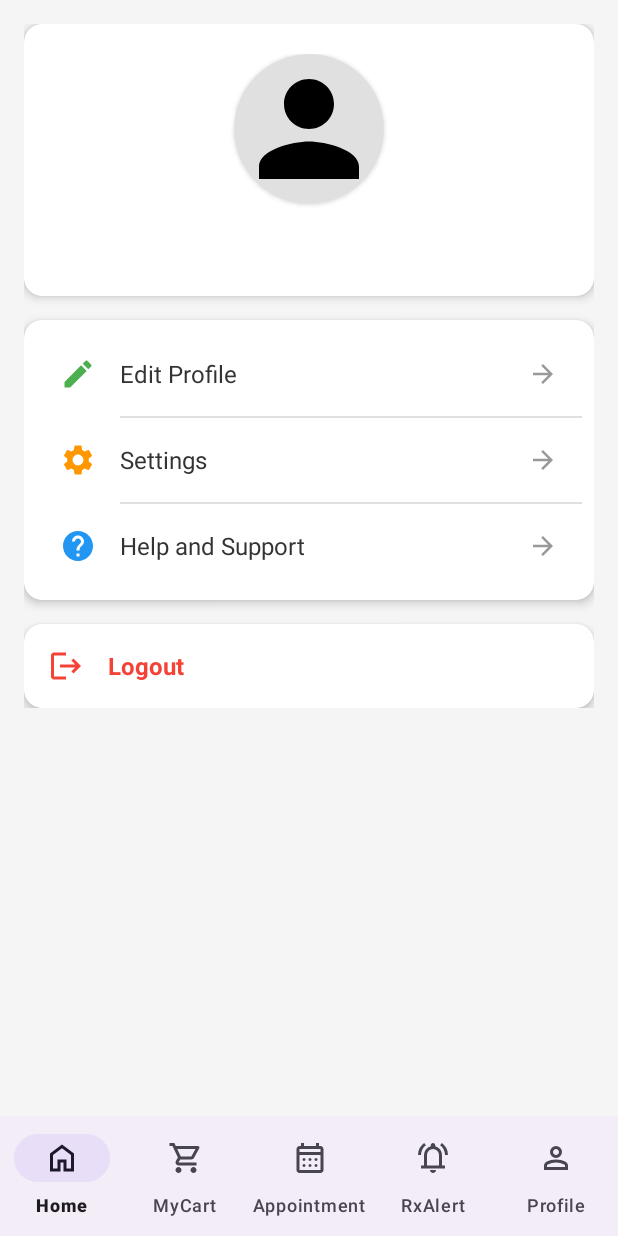
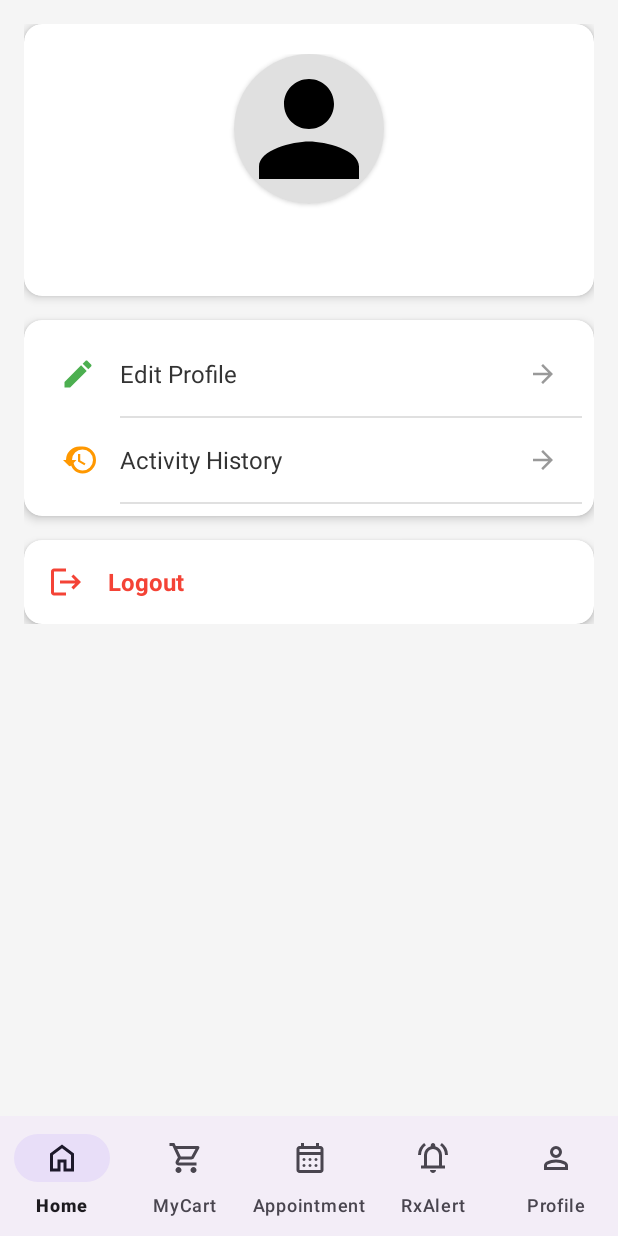
Before and after one commit to Khrizelle28/patient-management-system-mobile, an Android app: the fragment ProfileFragment placed in its activity, on a phone screen of 412 x 824 dp. Run offline under Robolectric (Android 15) with nearby library versions, the phone set to English and light mode, and no system bars; our stand-ins replace Picasso; pictures from the network do not load; 3 statements that could not run were skipped.

Commit message:
activity history in profile fragment

```diff
--- /dev/null
+++ b/app/src/main/res/drawable/history.xml
@@ -0,0 +1,11 @@
+<?xml version="1.0" encoding="utf-8"?>
+<vector xmlns:android="http://schemas.android.com/apk/res/android"
+    android:width="24dp"
+    android:height="24dp"
+    android:viewportWidth="24"
+    android:viewportHeight="24">
+
+    <path
+        android:fillColor="#FF000000"
+        android:pathData="M13,3a9,9 0 0,0 -9,9H2l3.89,3.89c0.39,0.39 1.02,0.39 1.41,0L11,12H8a7,7 0 1,1 7,7c-3.31,0 -6,-2.69 -6,-6h-2c0,4.42 3.58,8 8,8a9,9 0 0,0 0,-18zM12,8v5l4.28,2.54 0.72,-1.21 -3.5,-2.08V8h-1.5z" />
+</vector>
--- a/app/src/main/res/layout/fragment_profile.xml
+++ b/app/src/main/res/layout/fragment_profile.xml
@@ -111,9 +111,10 @@
                     android:background="#E0E0E0"
                     android:layout_marginStart="56dp" />
 
-                <!-- Settings -->
+
+                <!-- Activity History -->
                 <LinearLayout
-                    android:id="@+id/settingsLayout"
+                    android:id="@+id/activityHistoryLayout"
                     android:layout_width="match_parent"
                     android:layout_height="wrap_content"
                     android:orientation="horizontal"
@@ -124,7 +125,7 @@
                     <ImageView
                          android:layout_width="24dp"
                          android:layout_height="24dp"
-                        android:src="@drawable/ic_settings"
+                         android:src="@drawable/history"
                          app:tint="#FF9800" />
 
                     <TextView
@@ -132,7 +133,7 @@
                          android:layout_height="wrap_content"
                          android:layout_weight="1"
                          android:layout_marginStart="16dp"
-                        android:text="Settings"
+                         android:text="Activity History"
                          android:textSize="16sp"
                          android:textColor="#333333" />
 
@@ -144,6 +145,42 @@
 
                 </LinearLayout>
 
+
+
+
+                <!-- Settings -->
+<!--                <LinearLayout-->
+<!--                    android:id="@+id/settingsLayout"-->
+<!--                    android:layout_width="match_parent"-->
+<!--                    android:layout_height="wrap_content"-->
+<!--                    android:orientation="horizontal"-->
+<!--                    android:padding="16dp"-->
+<!--                    android:background="?android:attr/selectableItemBackground"-->
+<!--                    android:gravity="center_vertical">-->
+
+<!--                    <ImageView-->
+<!--                        android:layout_width="24dp"-->
+<!--                        android:layout_height="24dp"-->
+<!--                        android:src="@drawable/ic_settings"-->
+<!--                        app:tint="#FF9800" />-->
+
+<!--                    <TextView-->
+<!--                        android:layout_width="0dp"-->
+<!--                        android:layout_height="wrap_content"-->
+<!--                        android:layout_weight="1"-->
+<!--                        android:layout_marginStart="16dp"-->
+<!--                        android:text="Settings"-->
+<!--                        android:textSize="16sp"-->
+<!--                        android:textColor="#333333" />-->
+
+<!--                    <ImageView-->
+<!--                        android:layout_width="20dp"-->
+<!--                        android:layout_height="20dp"-->
+<!--                        android:src="@drawable/ic_arrow_forward"-->
+<!--                        app:tint="#999999" />-->
+
+<!--                </LinearLayout>-->
+
                 <View
                     android:layout_width="match_parent"
                     android:layout_height="1dp"
@@ -151,37 +188,37 @@
                     android:layout_marginStart="56dp" />
 
                 <!-- Help & Support -->
-                <LinearLayout
-                    android:id="@+id/helpLayout"
-                    android:layout_width="match_parent"
-                    android:layout_height="wrap_content"
-                    android:orientation="horizontal"
-                    android:padding="16dp"
-                    android:background="?android:attr/selectableItemBackground"
-                    android:gravity="center_vertical">
+<!--                <LinearLayout-->
+<!--                    android:id="@+id/helpLayout"-->
+<!--                    android:layout_width="match_parent"-->
+<!--                    android:layout_height="wrap_content"-->
+<!--                    android:orientation="horizontal"-->
+<!--                    android:padding="16dp"-->
+<!--                    android:background="?android:attr/selectableItemBackground"-->
+<!--                    android:gravity="center_vertical">-->
 
-                    <ImageView
-                        android:layout_width="24dp"
-                        android:layout_height="24dp"
-                        android:src="@drawable/ic_help"
-                        app:tint="#2196F3" />
+<!--                    <ImageView-->
+<!--                        android:layout_width="24dp"-->
+<!--                        android:layout_height="24dp"-->
+<!--                        android:src="@drawable/ic_help"-->
+<!--                        app:tint="#2196F3" />-->
 
-                    <TextView
-                        android:layout_width="0dp"
-                        android:layout_height="wrap_content"
-                        android:layout_weight="1"
-                        android:layout_marginStart="16dp"
-                        android:text="Help and Support"
-                        android:textSize="16sp"
-                        android:textColor="#333333" />
+<!--                    <TextView-->
+<!--                        android:layout_width="0dp"-->
+<!--                        android:layout_height="wrap_content"-->
+<!--                        android:layout_weight="1"-->
+<!--                        android:layout_marginStart="16dp"-->
+<!--                        android:text="Help and Support"-->
+<!--                        android:textSize="16sp"-->
+<!--                        android:textColor="#333333" />-->
 
-                    <ImageView
-                        android:layout_width="20dp"
-                        android:layout_height="20dp"
-                        android:src="@drawable/ic_arrow_forward"
-                        app:tint="#999999" />
+<!--                    <ImageView-->
+<!--                        android:layout_width="20dp"-->
+<!--                        android:layout_height="20dp"-->
+<!--                        android:src="@drawable/ic_arrow_forward"-->
+<!--                        app:tint="#999999" />-->
 
-                </LinearLayout>
+<!--                </LinearLayout>-->
 
             </LinearLayout>
 
--- a/app/src/main/res/mipmap-anydpi-v26/ic_launcher.xml
+++ b/app/src/main/res/mipmap-anydpi-v26/ic_launcher.xml
@@ -1,5 +1,5 @@
 <?xml version="1.0" encoding="utf-8"?>
 <adaptive-icon xmlns:android="http://schemas.android.com/apk/res/android">
     <background android:drawable="@color/ic_launcher_background"/>
-    <foreground android:drawable="@mipmap/ic_launcher_foreground"/>
+    <foreground android:drawable="@drawable/ic_launcher_foreground"/>
 </adaptive-icon>
--- a/app/src/main/res/mipmap-anydpi-v26/ic_launcher_round.xml
+++ b/app/src/main/res/mipmap-anydpi-v26/ic_launcher_round.xml
@@ -1,5 +1,5 @@
 <?xml version="1.0" encoding="utf-8"?>
 <adaptive-icon xmlns:android="http://schemas.android.com/apk/res/android">
     <background android:drawable="@color/ic_launcher_background"/>
-    <foreground android:drawable="@mipmap/ic_launcher_foreground"/>
+    <foreground android:drawable="@drawable/ic_launcher_foreground"/>
 </adaptive-icon>
```
Also changed, not shown: app/src/main/res/drawable/ic_launcher_foreground.xml (+12 -25 lines), app/src/main/ic_launcher-playstore.png, app/src/main/res/mipmap-hdpi/ic_launcher.webp, app/src/main/res/mipmap-hdpi/ic_launcher_round.webp, app/src/main/res/mipmap-mdpi/ic_launcher.webp, app/src/main/res/mipmap-mdpi/ic_launcher_round.webp, app/src/main/res/mipmap-xhdpi/ic_launcher.webp, app/src/main/res/mipmap-xhdpi/ic_launcher_round.webp, app/src/main/res/mipmap-xxhdpi/ic_launcher.webp, app/src/main/res/mipmap-xxhdpi/ic_launcher_round.webp, app/src/main/res/mipmap-xxxhdpi/ic_launcher.webp, app/src/main/res/mipmap-xxxhdpi/ic_launcher_round.webp. Lines whose indentation alone changed are shown as unchanged.
